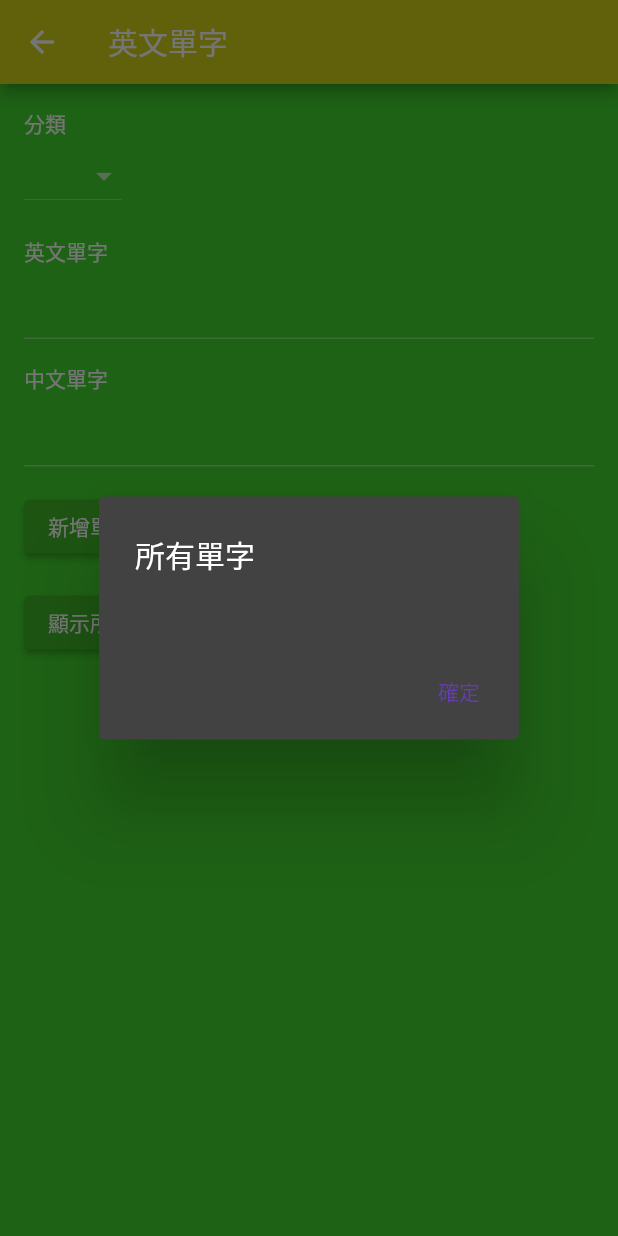
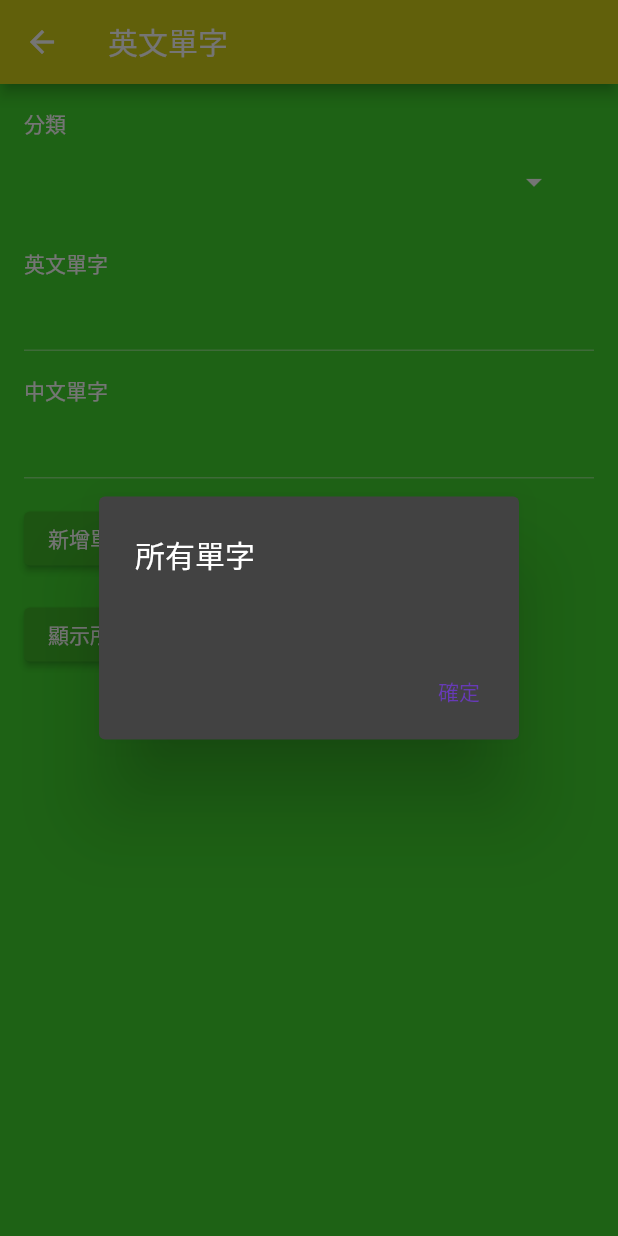
Before and after one commit to nelsonchung/helpyouimproveenglish, a Flutter app: the EnglishPage screen opened directly, after a tap on "顯示所有單字", on a phone screen of 412 x 824 dp. Run offline on Flutter 3.47's test engine with Material 2 defaults, Android fonts, the phone set to English and light mode, and no system bars; our stand-ins replace sqflite; accounts and stored records are empty.

```diff
--- a/lib/english_page.dart
+++ b/lib/english_page.dart
@@ -85,14 +85,12 @@ class _EnglishPageState extends State<EnglishPage> {
       whereArgs: [_selectedCategory],
     );
 
-
     final duplicateWord = wordsInCategory.firstWhere(
       (word) => word['english_word'] == englishWord,
-      orElse: (word) => null,
+      orElse: () => null,
     );
 
     if (duplicateWord != null) {
-      // ignore: use_build_context_synchronously
       showDialog(
         context: context,
         builder: (context) {
@@ -113,7 +111,6 @@ class _EnglishPageState extends State<EnglishPage> {
       return;
     }
 */
-
     final word = {
       'category': _selectedCategory,
       'english_word': englishWord,
@@ -163,7 +160,13 @@ class _EnglishPageState extends State<EnglishPage> {
                   .map(
                     (word) => ListTile(
                       title: Text(word['english_word'] as String),
-                      subtitle: Text(word['chinese_word'] as String),
+                      subtitle: Column(
+                        crossAxisAlignment: CrossAxisAlignment.start,
+                        children: [
+                          Text('中文單字：${word['chinese_word']}'),
+                          Text('分類：${word['category']}'),
+                        ],
+                      ),
                     ),
                   )
                   .toList(),
@@ -206,19 +209,24 @@ class _EnglishPageState extends State<EnglishPage> {
             crossAxisAlignment: CrossAxisAlignment.start,
             children: [
               const Text('分類'),
-              DropdownButton<String>(
-                value: _selectedCategory,
-                onChanged: (value) {
+              ListTile(
+                trailing: PopupMenuButton<String>(
+                  icon: const Icon(Icons.arrow_drop_down),
+                  initialValue: _selectedCategory,
+                  onSelected: (value) {
                     setState(() {
                       _selectedCategory = value;
                     });
                   },
-                items: _categories.map((category) {
-                  return DropdownMenuItem<String>(
+                  itemBuilder: (BuildContext context) {
+                    return _categories.map((category) {
+                      return PopupMenuItem<String>(
                         value: category,
                         child: Text(category),
                       );
-                }).toList(),
+                    }).toList();
+                  },
+                ),
               ),
               const SizedBox(height: 16.0),
               const Text('英文單字'),
```
Lines whose indentation alone changed are shown as unchanged.
